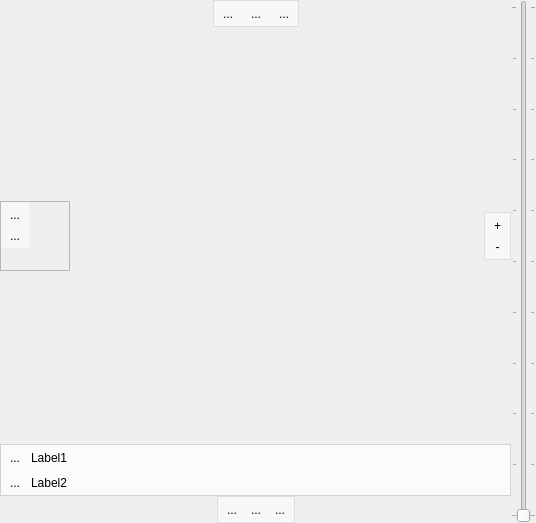
Before: the Qt Designer form client/mainwindow.ui in shentok/MoNav, drawn with Qt 5.
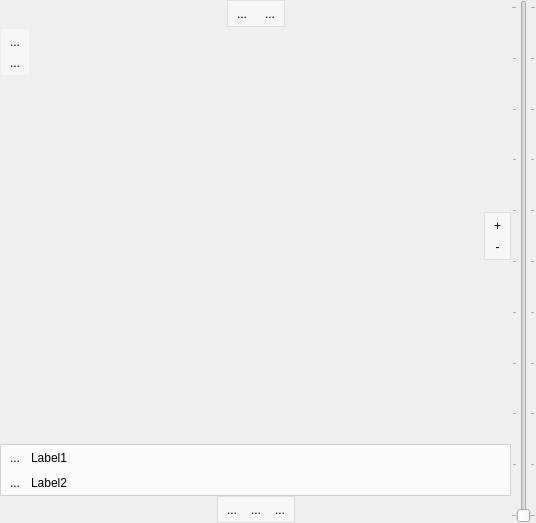
After: the same form once the commit is applied. Icons and pictures are not drawn. Custom widgets are drawn as their Qt base class.

Diff of the .ui file:
```diff
--- a/client/mainwindow.ui
+++ b/client/mainwindow.ui
@@ -179,24 +179,7 @@
                  </property>
                  <property name="icon">
                   <iconset resource="images.qrc">
-                   <normaloff>:/images/source.png</normaloff>:/images/source.png</iconset>
-                 </property>
-                 <property name="autoRaise">
-                  <bool>true</bool>
-                 </property>
-                </widget>
-               </item>
-               <item>
-                <widget class="QToolButton" name="targetMode">
-                 <property name="focusPolicy">
-                  <enum>Qt::NoFocus</enum>
-                 </property>
-                 <property name="text">
-                  <string>...</string>
-                 </property>
-                 <property name="icon">
-                  <iconset resource="images.qrc">
-                   <normaloff>:/images/target.png</normaloff>:/images/target.png</iconset>
+                   <normaloff>:/images/map.png</normaloff>:/images/map.png</iconset>
                  </property>
                  <property name="autoRaise">
                   <bool>true</bool>
@@ -245,33 +228,9 @@
                </spacer>
               </item>
               <item>
-               <widget class="QFrame" name="frame">
-                <property name="sizePolicy">
-                 <sizepolicy hsizetype="Fixed" vsizetype="Fixed">
-                  <horstretch>0</horstretch>
-                  <verstretch>0</verstretch>
-                 </sizepolicy>
-                </property>
-                <property name="frameShape">
-                 <enum>QFrame::StyledPanel</enum>
-                </property>
-                <property name="frameShadow">
-                 <enum>QFrame::Raised</enum>
-                </property>
-                <layout class="QVBoxLayout" name="verticalLayout_2">
-                 <property name="spacing">
-                  <number>0</number>
-                 </property>
-                 <property name="sizeConstraint">
-                  <enum>QLayout::SetMinimumSize</enum>
-                 </property>
-                 <property name="margin">
-                  <number>0</number>
-                 </property>
-                 <item>
                   <widget class="ScrollArea" name="waypointsWidget">
                    <property name="sizePolicy">
-                    <sizepolicy hsizetype="Fixed" vsizetype="Fixed">
+                 <sizepolicy hsizetype="Fixed" vsizetype="Preferred">
                      <horstretch>0</horstretch>
                      <verstretch>1</verstretch>
                     </sizepolicy>
@@ -341,7 +300,10 @@
                     </palette>
                    </property>
                    <property name="frameShape">
-                    <enum>QFrame::NoFrame</enum>
+                 <enum>QFrame::StyledPanel</enum>
+                </property>
+                <property name="frameShadow">
+                 <enum>QFrame::Raised</enum>
                    </property>
                    <property name="horizontalScrollBarPolicy">
                     <enum>Qt::ScrollBarAlwaysOff</enum>
@@ -479,9 +441,6 @@
                    </widget>
                   </widget>
                  </item>
-                </layout>
-               </widget>
-              </item>
               <item>
                <spacer name="verticalSpacer_2">
                 <property name="orientation">
```
Left out of the diff: 38 changed lines with no effect on the pictures. Lines whose indentation alone changed are shown as unchanged.
